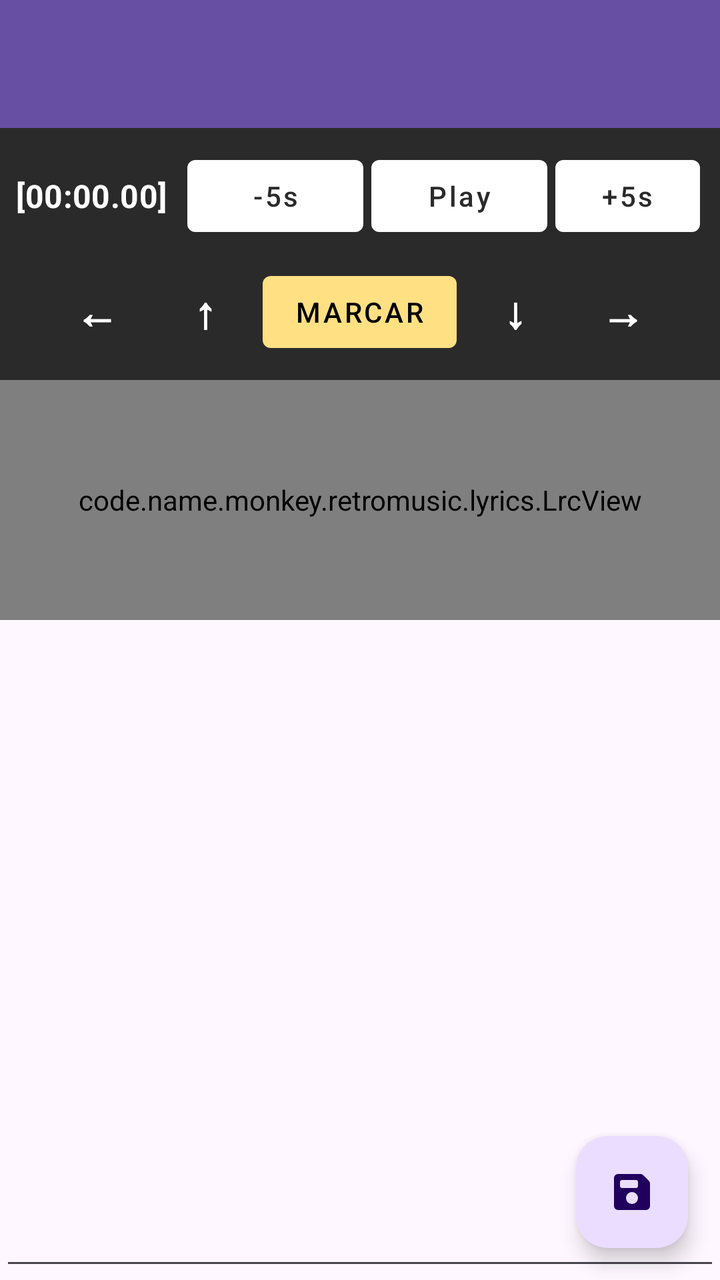
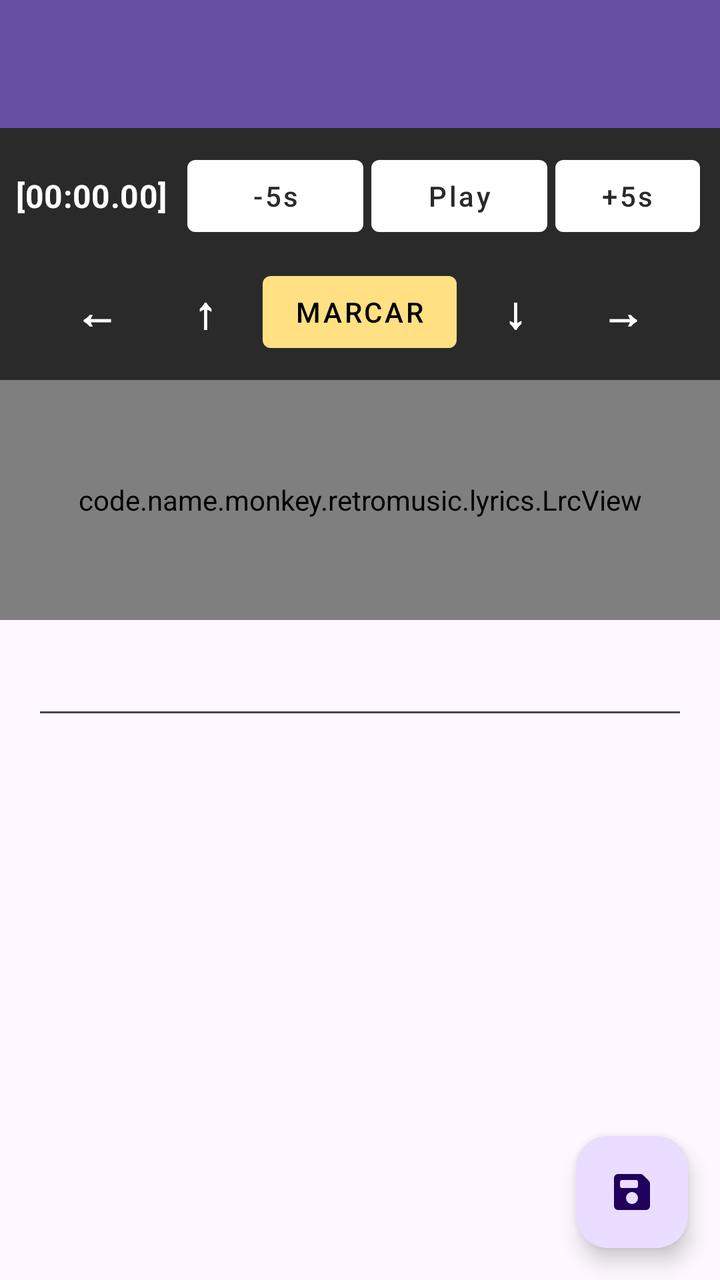

Two renders of the same Android screen: before a commit and after it. Below are the layout's source before the change and the commit's diff.
<!-- AndroidManifest.xml: application theme Theme.RetroMusic.FollowSystem -->
<!-- res/layout/fragment_lyrics.xml -->
<?xml version="1.0" encoding="utf-8"?>
<LinearLayout 
    xmlns:android="http://schemas.android.com/apk/res/android"
    xmlns:app="http://schemas.android.com/apk/res-auto"
    xmlns:tools="http://tools.android.com/tools"
    android:layout_width="match_parent"
    android:layout_height="match_parent"
    android:orientation="vertical"
    android:background="?android:attr/windowBackground"
    android:fitsSystemWindows="true">

    <com.google.android.material.appbar.MaterialToolbar
        android:id="@+id/toolbar"
        style="@style/Widget.MaterialComponents.Toolbar.Primary"
        android:layout_width="match_parent"
        android:layout_height="?attr/actionBarSize"
        android:background="?attr/colorPrimary" />

    <LinearLayout
        android:id="@+id/llSincroControls"
        android:layout_width="match_parent"
        android:layout_height="wrap_content"
        android:orientation="vertical"
        android:padding="8dp"
        android:background="#2A2A2A">

        <LinearLayout
            android:layout_width="match_parent"
            android:layout_height="wrap_content"
            android:gravity="center"
            android:orientation="horizontal">

            <TextView
                android:id="@+id/tvCurrentTime"
                android:layout_width="wrap_content"
                android:layout_height="wrap_content"
                android:layout_marginEnd="8dp"
                android:text="[00:00.00]"
                android:textAppearance="@style/TextAppearance.MaterialComponents.Subtitle1"
                android:textColor="@android:color/white"
                android:textStyle="bold" />

            <com.google.android.material.button.MaterialButton
                android:id="@+id/btnRew"
                style="@style/Widget.MaterialComponents.Button.UnelevatedButton"
                android:layout_width="wrap_content"
                android:layout_height="wrap_content"
                android:layout_margin="2dp"
                android:textColor="#2A2A2A"
                app:backgroundTint="@android:color/white"
                android:text="-5s" />

            <com.google.android.material.button.MaterialButton
                android:id="@+id/btnPlayPause"
                style="@style/Widget.MaterialComponents.Button.UnelevatedButton"
                android:layout_width="wrap_content"
                android:layout_height="wrap_content"
                android:layout_margin="2dp"
                android:textColor="#2A2A2A"
                app:backgroundTint="@android:color/white"
                android:text="Play" />

            <com.google.android.material.button.MaterialButton
                android:id="@+id/btnFwd"
                style="@style/Widget.MaterialComponents.Button.UnelevatedButton"
                android:layout_width="wrap_content"
                android:layout_height="wrap_content"
                android:layout_margin="2dp"
                android:textColor="#2A2A2A"
                app:backgroundTint="@android:color/white"
                android:text="+5s" />
        </LinearLayout>

        <LinearLayout
            android:layout_width="match_parent"
            android:layout_height="wrap_content"
            android:layout_marginTop="6dp"
            android:gravity="center"
            android:orientation="horizontal">

            <TextView
                android:id="@+id/btnLeft"
                android:layout_width="50dp"
                android:layout_height="40dp"
                android:layout_margin="2dp"
                android:background="?attr/selectableItemBackground"
                android:clickable="true"
                android:focusable="false"
                android:gravity="center"
                android:text="←"
                android:textColor="@android:color/white"
                android:textSize="22sp"
                android:textStyle="bold" />

            <TextView
                android:id="@+id/btnUp"
                android:layout_width="50dp"
                android:layout_height="40dp"
                android:layout_margin="2dp"
                android:background="?attr/selectableItemBackground"
                android:clickable="true"
                android:focusable="false"
                android:gravity="center"
                android:text="↑"
                android:textColor="@android:color/white"
                android:textSize="22sp"
                android:textStyle="bold" />

            <com.google.android.material.button.MaterialButton
                android:id="@+id/btnMark"
                style="@style/Widget.MaterialComponents.Button.UnelevatedButton"
                android:layout_width="wrap_content"
                android:layout_height="wrap_content"
                android:layout_margin="2dp"
                android:textColor="@android:color/black"
                app:backgroundTint="#FFE082"
                android:text="MARCAR" />

            <TextView
                android:id="@+id/btnDown"
                android:layout_width="50dp"
                android:layout_height="40dp"
                android:layout_margin="2dp"
                android:background="?attr/selectableItemBackground"
                android:clickable="true"
                android:focusable="false"
                android:gravity="center"
                android:text="↓"
                android:textColor="@android:color/white"
                android:textSize="22sp"
                android:textStyle="bold" />

            <TextView
                android:id="@+id/btnRight"
                android:layout_width="50dp"
                android:layout_height="40dp"
                android:layout_margin="2dp"
                android:background="?attr/selectableItemBackground"
                android:clickable="true"
                android:focusable="false"
                android:gravity="center"
                android:text="→"
                android:textColor="@android:color/white"
                android:textSize="22sp"
                android:textStyle="bold" />
        </LinearLayout>
    </LinearLayout>

    <code.name.monkey.retromusic.lyrics.LrcView
        android:id="@+id/lyricsView"
        android:layout_width="match_parent"
        android:layout_height="120dp"
        android:background="#1A000000"
        android:visibility="visible" />

    <FrameLayout
        android:layout_width="match_parent"
        android:layout_height="0dp"
        android:layout_weight="1">

        <androidx.core.widget.NestedScrollView
            android:layout_width="match_parent"
            android:layout_height="match_parent"
            android:fillViewport="true">

            <FrameLayout
                android:layout_width="match_parent"
                android:layout_height="wrap_content">

                <EditText
                    android:id="@+id/etLyrics"
                    android:layout_width="match_parent"
                    android:layout_height="match_parent"
                    android:gravity="top|start"
                    android:inputType="textMultiLine|textNoSuggestions"
                    android:padding="16dp"
                    android:scrollbars="vertical"
                    android:textAppearance="@style/TextAppearance.MaterialComponents.Body1"
                    tools:ignore="SpeakableTextPresentCheck" />

                <TextView
                    android:id="@+id/normalLyrics"
                    android:layout_width="match_parent"
                    android:layout_height="wrap_content"
                    android:lineSpacingMultiplier="1.2"
                    android:padding="16dp"
                    android:textAppearance="@style/TextAppearance.MaterialComponents.Body1"
                    android:visibility="gone" />

                <TextView
                    android:id="@+id/noLyricsFound"
                    android:layout_width="wrap_content"
                    android:layout_height="wrap_content"
                    android:layout_gravity="center"
                    android:text="@string/no_lyrics_found"
                    android:textAppearance="@style/TextAppearance.MaterialComponents.Subtitle1"
                    android:visibility="gone" />
            </FrameLayout>
        </androidx.core.widget.NestedScrollView>

        <com.google.android.material.floatingactionbutton.FloatingActionButton
            android:id="@+id/saveFab"
            android:layout_width="wrap_content"
            android:layout_height="wrap_content"
            android:layout_gravity="bottom|end"
            android:layout_margin="16dp"
            app:srcCompat="@drawable/ic_save"
            tools:ignore="SpeakableTextPresentCheck" />
    </FrameLayout>
</LinearLayout>
<!-- resources referenced by this layout -->
<resources>
  <string name="no_lyrics_found">No lyrics found</string>
  <style name="Theme.RetroMusic.FollowSystem" parent="Theme.RetroMusic.Base.Adaptive">
          <item name="android:windowBackground">?colorSurface</item>
      </style>
  <!-- drawable round_selector (drawable) -->
  <ripple xmlns:android="http://schemas.android.com/apk/res/android"
      android:color="?android:attr/colorControlHighlight">
  
      <item
          android:id="@android:id/mask"
          android:drawable="@drawable/round_selector_mask" />
  
  </ripple>
  <!-- drawable rect_selector (drawable) -->
  <?xml version="1.0" encoding="utf-8"?>
  <ripple xmlns:android="http://schemas.android.com/apk/res/android"
      android:color="?android:attr/colorControlHighlight">
  
      <item android:id="@android:id/mask">
          <shape>
              <corners android:radius="@dimen/m3_card_corner_radius" />
              <solid android:color="@color/md_green_500" />
          </shape>
      </item>
      <item>
          <selector>
              <item android:state_activated="true">
                  <shape>
                      <corners android:radius="@dimen/m3_card_corner_radius" />
                      <solid android:color="?android:attr/colorControlHighlight" />
                  </shape>
              </item>
          </selector>
      </item>
  </ripple>
  <style name="Widget.ActionButton.Overflow" parent="Widget.AppCompat.ActionButton.Overflow">
          <item name="android:contentDescription">@string/abc_action_menu_overflow_description</item>
      </style>
  <style name="MaterialAlertDialogTheme" parent="ThemeOverlay.Material3.MaterialAlertDialog" />
  <style name="MaterialButtonTheme" parent="Widget.Material3.Button">
          <item name="cornerRadius">6dp</item>
          <item name="iconGravity">textStart</item>
          <item name="iconTint">?attr/colorControlNormal</item>
          <item name="android:textColor">?android:attr/textColorPrimary</item>
          <item name="android:textAppearance">@style/TextViewNormal</item>
          <item name="android:textAllCaps">false</item>
          <item name="android:paddingTop">@dimen/button_padding_vertical</item>
          <item name="android:paddingBottom">@dimen/button_padding_vertical</item>
      </style>
  <style name="MaterialPopupMenuStyle" parent="Widget.Material3.PopupMenu">
          <item name="android:popupBackground">@drawable/popup_background</item>
      </style>
  <color name="elevationOverlay">@color/elevationOverlayLight</color>
  <!-- drawable popup_background (drawable) -->
  <?xml version="1.0" encoding="utf-8"?>
  <layer-list xmlns:android="http://schemas.android.com/apk/res/android">
      <item>
          <shape>
              <solid android:color="?attr/colorSurface" />
              <corners android:radius="20dp" />
          </shape>
      </item>
      <item>
          <shape>
              <solid android:color="@color/m3_popupmenu_overlay_color"/>
              <corners android:radius="20dp" />
              <padding
                  android:bottom="10dp"
                  android:top="10dp" />
          </shape>
      </item>
  </layer-list>
  <!-- drawable round_selector_mask (drawable) -->
  <?xml version="1.0" encoding="utf-8"?>
  <shape xmlns:android="http://schemas.android.com/apk/res/android"
      android:shape="oval">
      <solid android:color="@android:color/white" />
  </shape>
  <dimen name="m3_card_corner_radius">16dp</dimen>
  <color name="md_green_500">#4CAF50</color>
  <style name="TextViewNormal" parent="">
          <item name="android:textSize">14sp</item>
      </style>
  <dimen name="button_padding_vertical">10dp</dimen>
  <color name="elevationOverlayLight">@color/md_grey_500</color>
  <color name="md_grey_500">#9E9E9E</color>
  <!-- unchanged entries left out for length: 2 -->
</resources>

<!-- the commit's change to res/layout/fragment_lyrics.xml (unified diff, before → after) -->
@@ -163,19 +163,21 @@
             android:layout_height="match_parent"
             android:fillViewport="true">
 
-            <FrameLayout
+            <LinearLayout
                 android:layout_width="match_parent"
-                android:layout_height="wrap_content">
+                android:layout_height="wrap_content"
+                android:orientation="vertical"
+                android:padding="16dp">
 
                 <EditText
                     android:id="@+id/etLyrics"
                     android:layout_width="match_parent"
-                    android:layout_height="match_parent"
+                    android:layout_height="wrap_content"
                     android:gravity="top|start"
                     android:inputType="textMultiLine|textNoSuggestions"
-                    android:padding="16dp"
                     android:scrollbars="vertical"
                     android:textAppearance="@style/TextAppearance.MaterialComponents.Body1"
+                    android:visibility="visible"
                     tools:ignore="SpeakableTextPresentCheck" />
 
                 <TextView
@@ -183,7 +185,6 @@
                     android:layout_width="match_parent"
                     android:layout_height="wrap_content"
                     android:lineSpacingMultiplier="1.2"
-                    android:padding="16dp"
                     android:textAppearance="@style/TextAppearance.MaterialComponents.Body1"
                     android:visibility="gone" />
 
@@ -195,7 +196,7 @@
                     android:text="@string/no_lyrics_found"
                     android:textAppearance="@style/TextAppearance.MaterialComponents.Subtitle1"
                     android:visibility="gone" />
-            </FrameLayout>
+            </LinearLayout>
         </androidx.core.widget.NestedScrollView>
 
         <com.google.android.material.floatingactionbutton.FloatingActionButton
